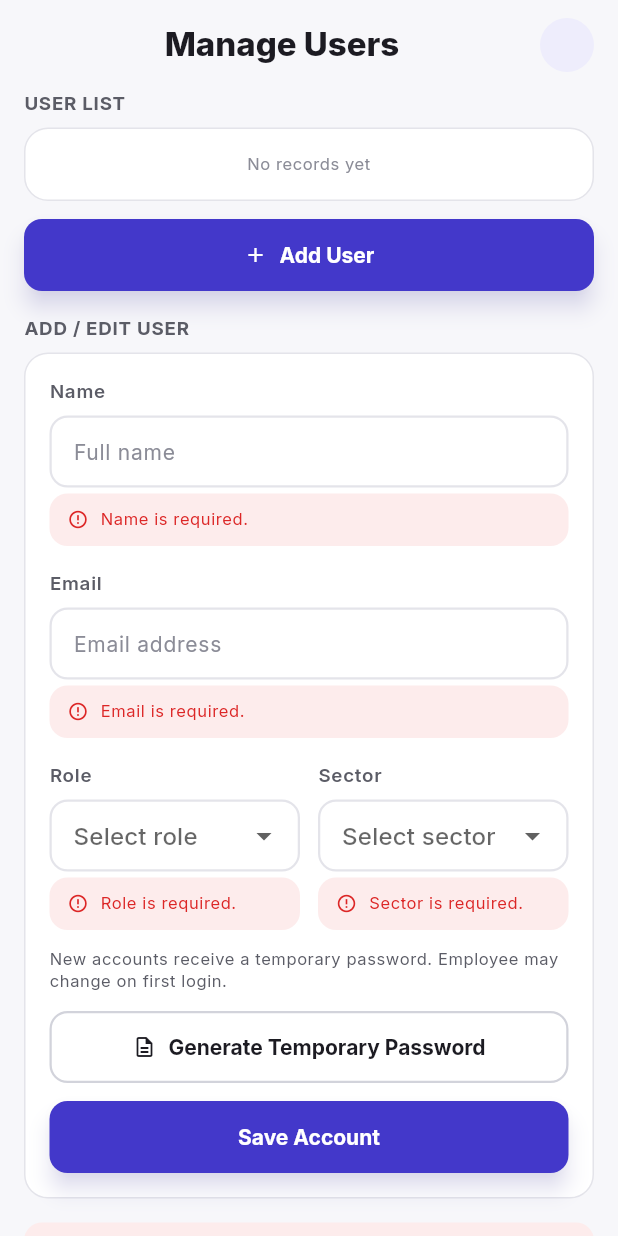
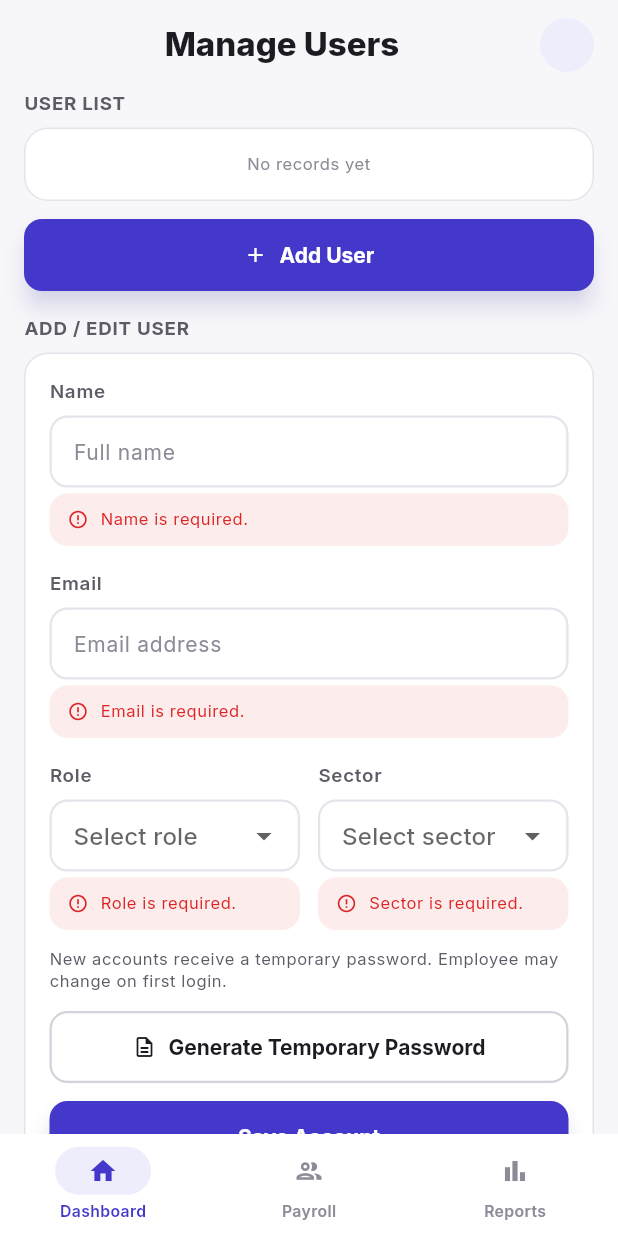
Before and after one commit to gbrl-jsph/dys-fms, a Flutter app: the UsersScreen screen opened by its route, after a tap on "Generate Temporary Password", on a phone screen of 412 x 824 dp. Run offline on Flutter 3.47's test engine with Material 3 defaults, Android fonts, the phone set to English and light mode, and no system bars; our stand-ins replace dio, flutter_secure_storage, go_router, google_fonts; accounts and stored records are empty; network calls fail.

Commit message:
Integrate Flutter user management navigation

```diff
--- a/flutter_app/lib/features/users/presentation/screens/users_screen.dart
+++ b/flutter_app/lib/features/users/presentation/screens/users_screen.dart
@@ -4,6 +4,7 @@
 import '../../../../config/business_sectors.dart';
 import '../../../../config/theme.dart';
 import '../../../../shared/widgets/loading_button.dart';
+import '../../../../shared/widgets/section_label.dart';
 import '../../../auth/presentation/providers/auth_provider.dart';
 import '../../data/models/save_user_request.dart';
 import '../../data/models/user_account.dart';
@@ -168,7 +169,7 @@
             children: [
               _AppBar(initials: _initials(authProvider.state.user?.name)),
               const SizedBox(height: AppSpacing.sp3),
-              const _SectionLabel('User List'),
+              const SectionLabel('User List'),
               const SizedBox(height: AppSpacing.sp2),
               _UserListTable(
                 state: state,
@@ -182,7 +183,7 @@
                 label: const Text('Add User'),
               ),
               const SizedBox(height: AppSpacing.sp4),
-              const _SectionLabel('Add / Edit User'),
+              const SectionLabel('Add / Edit User'),
               const SizedBox(height: AppSpacing.sp2),
               _UserForm(
                 isEditing: isEditing,
@@ -289,25 +290,6 @@
           ),
         ),
       ],
-    );
-  }
-}
-
-/// Uppercase section label (wireframe `.section-label`).
-class _SectionLabel extends StatelessWidget {
-  const _SectionLabel(this.text);
-
-  final String text;
-
-  @override
-  Widget build(BuildContext context) {
-    return Text(
-      text.toUpperCase(),
-      style: Theme.of(context).textTheme.labelMedium?.copyWith(
-            fontWeight: FontWeight.w700,
-            color: AppColors.inkSecondary,
-            letterSpacing: AppTypography.letterSpacingSectionLabel,
-          ),
     );
   }
 }
--- /dev/null
+++ b/flutter_app/lib/shared/widgets/app_shell.dart
@@ -0,0 +1,119 @@
+import 'package:flutter/material.dart';
+import 'package:go_router/go_router.dart';
+import 'package:provider/provider.dart';
+
+import '../../features/auth/presentation/providers/auth_provider.dart';
+
+/// A bottom navigation destination tied to a [StatefulShellRoute] branch.
+///
+/// [branchIndex] is the branch order defined in `app_router.dart` (0-based).
+class _NavItem {
+  const _NavItem({
+    required this.branchIndex,
+    required this.label,
+    required this.icon,
+    required this.selectedIcon,
+  });
+
+  final int branchIndex;
+  final String label;
+  final IconData icon;
+  final IconData selectedIcon;
+}
+
+/// Application shell (blueprint §4.8, navigation-map Rule 4).
+///
+/// Hosts the active [StatefulShellRoute] branch and renders the role-specific
+/// bottom navigation bar per the navigation-map matrix. The Users tab is
+/// Business Owner only (Rule 9); Login and Sector Switcher are outside the
+/// shell (Rule 4).
+class AppShell extends StatelessWidget {
+  const AppShell({super.key, required this.navigationShell});
+
+  final StatefulNavigationShell navigationShell;
+
+  @override
+  Widget build(BuildContext context) {
+    final AuthProvider authProvider = context.watch<AuthProvider>();
+    final List<_NavItem> items = _navItemsFor(
+      isBusinessOwner: authProvider.state.user?.isBusinessOwner ?? false,
+      isEventManager: authProvider.state.user?.isEventManager ?? false,
+    );
+
+    final int currentIndex = items.indexWhere(
+      (item) => item.branchIndex == navigationShell.currentIndex,
+    );
+
+    return Scaffold(
+      body: navigationShell,
+      bottomNavigationBar: NavigationBar(
+        selectedIndex: currentIndex < 0 ? 0 : currentIndex,
+        onDestinationSelected: (int index) => navigationShell.goBranch(
+          items[index].branchIndex,
+          initialLocation: index == currentIndex,
+        ),
+        destinations: [
+          for (final _NavItem item in items)
+            NavigationDestination(
+              icon: Icon(item.icon),
+              selectedIcon: Icon(item.selectedIcon),
+              label: item.label,
+            ),
+        ],
+      ),
+    );
+  }
+
+  /// Role-specific bottom nav items per the navigation-map matrix:
+  /// BO: Dashboard, Sales, Expenses, Payroll, Users, Reports
+  /// EM: Dashboard, Sales, Expenses, Payroll, Reports
+  /// EE: Dashboard, Payroll, Reports
+  List<_NavItem> _navItemsFor({
+    required bool isBusinessOwner,
+    required bool isEventManager,
+  }) {
+    final bool showOperational = isBusinessOwner || isEventManager;
+
+    return [
+      const _NavItem(
+        branchIndex: 0,
+        label: 'Dashboard',
+        icon: Icons.home_outlined,
+        selectedIcon: Icons.home,
+      ),
+      if (showOperational)
+        const _NavItem(
+          branchIndex: 1,
+          label: 'Sales',
+          icon: Icons.sell_outlined,
+          selectedIcon: Icons.sell,
+        ),
+      if (showOperational)
+        const _NavItem(
+          branchIndex: 2,
+          label: 'Expenses',
+          icon: Icons.credit_card_outlined,
+          selectedIcon: Icons.credit_card,
+        ),
+      const _NavItem(
+        branchIndex: 3,
+        label: 'Payroll',
+        icon: Icons.group_outlined,
+        selectedIcon: Icons.group,
+      ),
+      if (isBusinessOwner)
+        const _NavItem(
+          branchIndex: 4,
+          label: 'Users',
+          icon: Icons.group_add_outlined,
+          selectedIcon: Icons.group_add,
+        ),
+      const _NavItem(
+        branchIndex: 5,
+        label: 'Reports',
+        icon: Icons.bar_chart_outlined,
+        selectedIcon: Icons.bar_chart,
+      ),
+    ];
+  }
+}
--- /dev/null
+++ b/flutter_app/lib/shared/widgets/section_label.dart
@@ -0,0 +1,22 @@
+import 'package:flutter/material.dart';
+
+import '../../config/theme.dart';
+
+/// Uppercase section label (wireframe `.section-label`).
+class SectionLabel extends StatelessWidget {
+  const SectionLabel(this.text, {super.key});
+
+  final String text;
+
+  @override
+  Widget build(BuildContext context) {
+    return Text(
+      text.toUpperCase(),
+      style: Theme.of(context).textTheme.labelMedium?.copyWith(
+            fontWeight: FontWeight.w700,
+            color: AppColors.inkSecondary,
+            letterSpacing: AppTypography.letterSpacingSectionLabel,
+          ),
+    );
+  }
+}
```
Also changed, not shown: flutter_app/lib/features/dashboard/presentation/screens/dashboard_screen.dart (+17 -2 lines), flutter_app/lib/routing/app_router.dart (+42 -6 lines), 1 other file.
